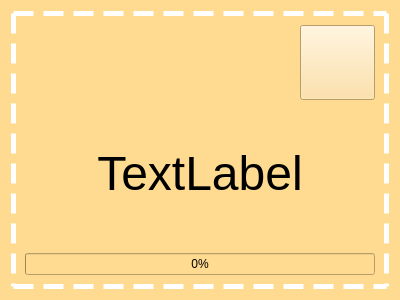
Old version of the form basicquiz.ui in the repository zxjorge/EDApp.
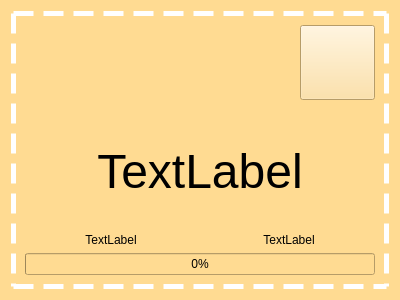
New version of the form. Icons and pictures are not drawn.

```diff
--- a/basicquiz.ui
+++ b/basicquiz.ui
@@ -91,9 +91,11 @@
       <item>
        <layout class="QHBoxLayout" name="horizontalLayout">
         <item>
+         <layout class="QVBoxLayout" name="verticalLayout_3">
+          <item>
          <widget class="QPushButton" name="flag2">
           <property name="sizePolicy">
-           <sizepolicy hsizetype="Minimum" vsizetype="Expanding">
+             <sizepolicy hsizetype="Minimum" vsizetype="Maximum">
             <horstretch>0</horstretch>
             <verstretch>0</verstretch>
            </sizepolicy>
@@ -112,10 +114,24 @@
           </property>
          </widget>
         </item>
+          <item>
+           <widget class="QLabel" name="flag2Name">
+            <property name="text">
+             <string>TextLabel</string>
+            </property>
+            <property name="alignment">
+             <set>Qt::AlignCenter</set>
+            </property>
+           </widget>
+          </item>
+         </layout>
+        </item>
+        <item>
+         <layout class="QVBoxLayout" name="verticalLayout_4">
         <item>
          <widget class="QPushButton" name="flag1">
           <property name="sizePolicy">
-           <sizepolicy hsizetype="Minimum" vsizetype="Expanding">
+             <sizepolicy hsizetype="Minimum" vsizetype="Maximum">
             <horstretch>0</horstretch>
             <verstretch>0</verstretch>
            </sizepolicy>
@@ -133,6 +149,18 @@
            <bool>true</bool>
           </property>
          </widget>
+          </item>
+          <item>
+           <widget class="QLabel" name="flag1Name">
+            <property name="text">
+             <string>TextLabel</string>
+            </property>
+            <property name="alignment">
+             <set>Qt::AlignCenter</set>
+            </property>
+           </widget>
+          </item>
+         </layout>
         </item>
        </layout>
       </item>
```
Lines whose indentation alone changed are shown as unchanged.
